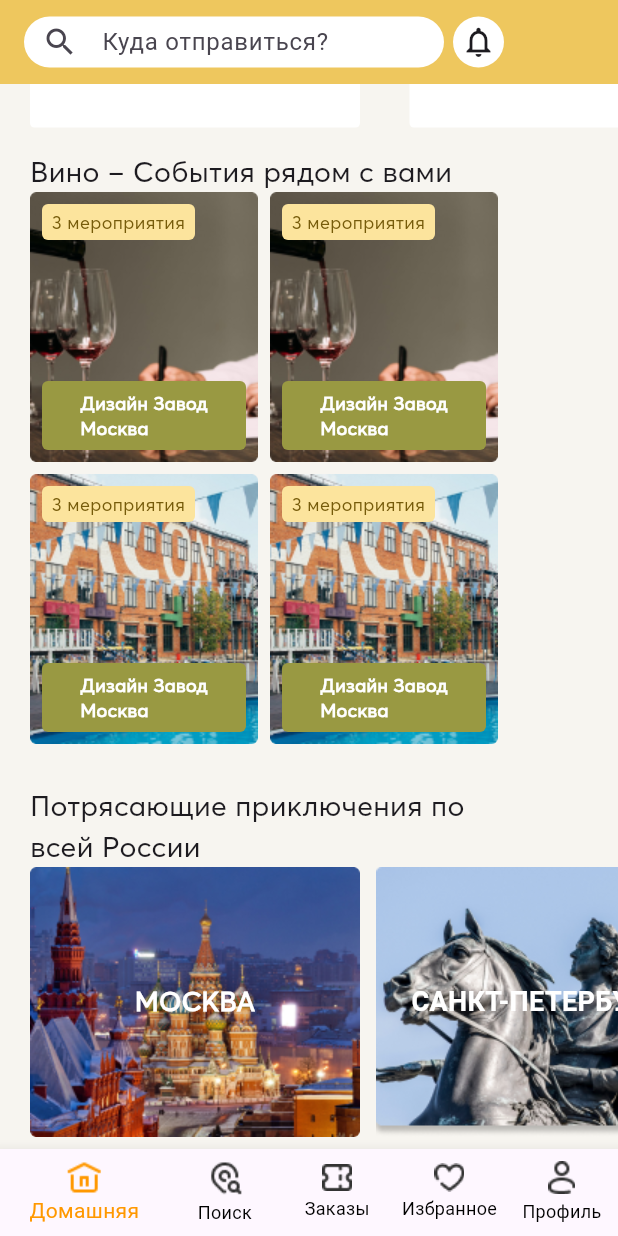
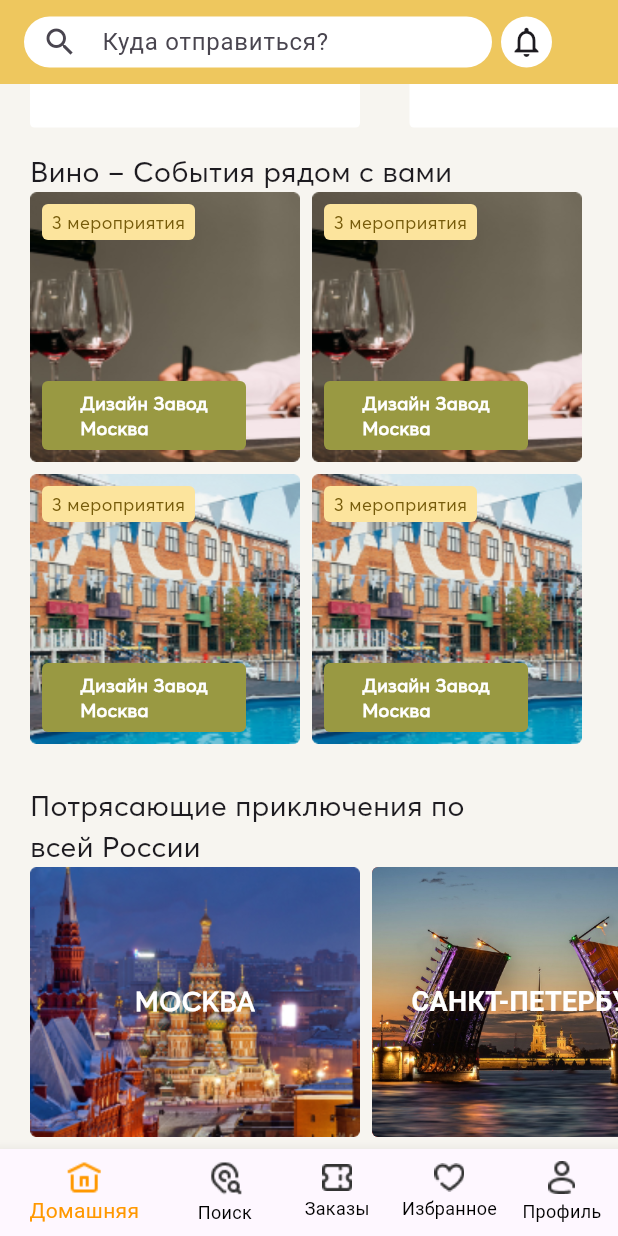
Before and after one commit to MikhaelKreslavskii/first_proj, a Flutter app: the screen it shows after launch, scrolled down 987 dp, on a phone screen of 412 x 824 dp. Run offline on Flutter 3.47's test engine with Material 3 defaults, Android fonts, the phone set to English and light mode, and no system bars; our stand-ins replace flutter_bloc, flutter_rating_bar, sizer, smooth_page_indicator; statements that could not run were skipped.

Commit message:
change image

```diff
--- a/lib/components/adventure_page/adventure_page.dart
+++ b/lib/components/adventure_page/adventure_page.dart
@@ -42,12 +42,17 @@ class AdventurePage extends StatelessWidget {
                   width: 8,
                 ),
                 Container(
-                  height: 140,
+                  height: 180,
                   width: 220,
                   decoration: BoxDecoration(
+                      color: Colors.red,
                       borderRadius: BorderRadius.circular(4),
                       image: DecorationImage(
-                          image: ExactAssetImage('lib/assets/images/spb.png'))),
+                          scale: 0.3,
+                          fit: BoxFit.cover,
+                          image: AssetImage(
+                            'lib/assets/images/spb.jpg',
+                          ))),
                   child: Center(
                     child: Text(
                       "САНКТ-ПЕТЕРБУРГ",
@@ -58,6 +63,9 @@ class AdventurePage extends StatelessWidget {
                     ),
                   ),
                 ),
+                SizedBox(
+                  width: 8,
+                )
               ],
             ),
           )
--- a/lib/components/event_page/card.dart
+++ b/lib/components/event_page/card.dart
@@ -9,9 +9,11 @@ class CardEvent extends StatelessWidget {
     return Container(
       height: 180,
       width: 152,
+      constraints: BoxConstraints.expand(width: 180, height: 180),
       decoration: BoxDecoration(
           borderRadius: BorderRadius.circular(4),
-          image: DecorationImage(image: ExactAssetImage(image_path))),
+          image: DecorationImage(
+              image: ExactAssetImage(image_path), fit: BoxFit.fill)),
       child: Padding(
         padding: const EdgeInsets.only(left: 8, top: 8, bottom: 8),
         child: Column(crossAxisAlignment: CrossAxisAlignment.start, children: [
--- a/lib/page/homePage.dart
+++ b/lib/page/homePage.dart
@@ -26,8 +26,8 @@ class _HomePageState extends State<HomePage> {
           title: Row(children: <Widget>[
             Container(
               /// height: 34,
-              constraints: BoxConstraints.loose(Size(296, 34)),
-              width: 280,
+              constraints: BoxConstraints.loose(Size(312, 34)),
+              width: 312,
               child: TextField(
                 ///cursorHeight: 4,
                 ///  textAlignVertical: TextAlignVertical.center,
```
Also changed, not shown: lib/assets/images/spb.jpg (added).
